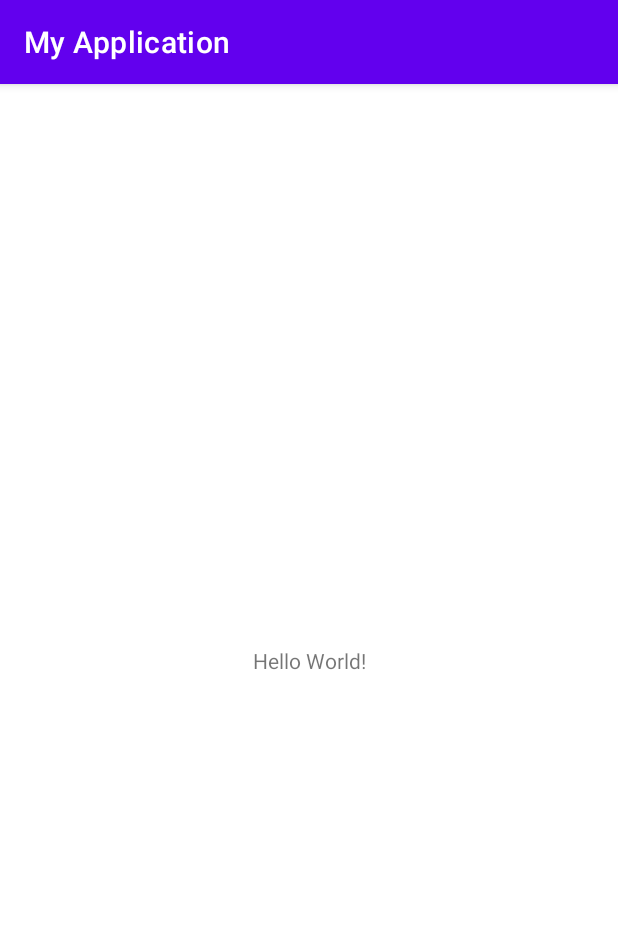
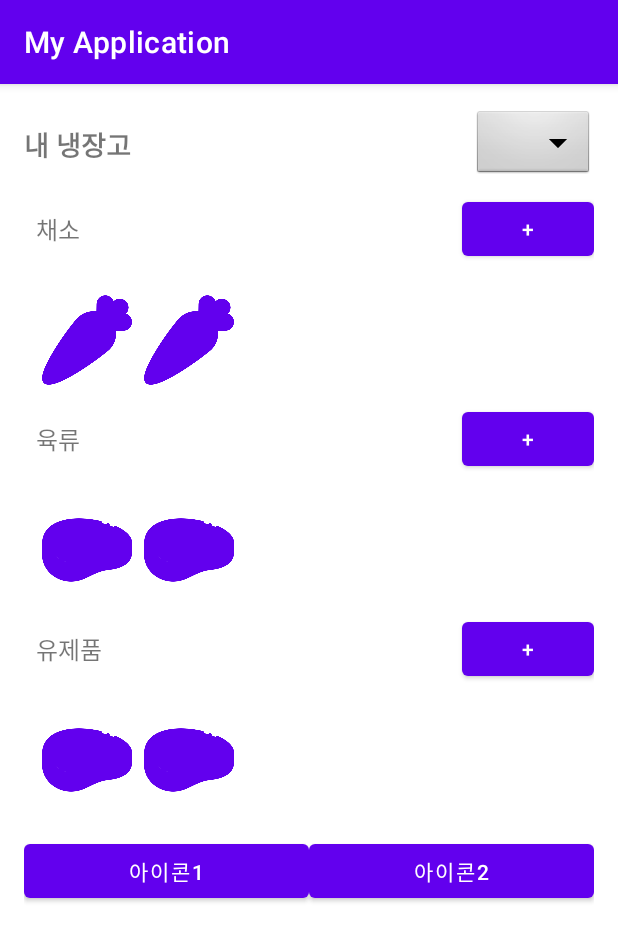
Before and after one commit to Dowon-Study/mobile, an Android app: the screen it shows after launch (MainActivity), on a phone screen of 412 x 824 dp. Shown: the top 941 px of the screen. Run offline under Robolectric (Android 15) with nearby library versions, the phone set to English and light mode, and no system bars.

Commit message:
기본틀 2

```diff
--- a/app/src/main/res/layout/activity_main.xml
+++ b/app/src/main/res/layout/activity_main.xml
@@ -1,18 +1,187 @@
-<?xml version="1.0" encoding="utf-8"?>
-<androidx.constraintlayout.widget.ConstraintLayout xmlns:android="http://schemas.android.com/apk/res/android"
-    xmlns:app="http://schemas.android.com/apk/res-auto"
-    xmlns:tools="http://schemas.android.com/tools"
+<LinearLayout
+    xmlns:android="http://schemas.android.com/apk/res/android"
     android:layout_width="match_parent"
     android:layout_height="match_parent"
-    tools:context=".MainActivity">
+    android:orientation="vertical"
+    android:padding="16dp">
 
-    <TextView
-        android:layout_width="wrap_content"
+    <!-- 상단 바 -->
+    <LinearLayout
+        android:layout_width="match_parent"
         android:layout_height="wrap_content"
-        android:text="Hello World!"
-        app:layout_constraintBottom_toBottomOf="parent"
-        app:layout_constraintEnd_toEndOf="parent"
-        app:layout_constraintStart_toStartOf="parent"
-        app:layout_constraintTop_toTopOf="parent" />
+        android:orientation="horizontal"
+        android:gravity="center_vertical"
+        android:paddingBottom="8dp">
 
-</androidx.constraintlayout.widget.ConstraintLayout>
+        <TextView
+            android:layout_width="0dp"
+            android:layout_height="wrap_content"
+            android:layout_weight="1"
+            android:text="내 냉장고"
+            android:textSize="18sp"
+            android:textStyle="bold"/>
+
+        <Spinner
+            android:id="@+id/spinnerMode"
+            android:layout_width="wrap_content"
+            android:layout_height="wrap_content"
+            android:background="@android:drawable/btn_dropdown"/>
+    </LinearLayout>
+
+    <!-- 채소 -->
+    <LinearLayout
+        android:layout_width="match_parent"
+        android:layout_height="wrap_content"
+        android:orientation="horizontal"
+        android:gravity="center_vertical"
+        android:paddingBottom="8dp">
+
+        <TextView
+            android:layout_width="0dp"
+            android:layout_height="wrap_content"
+            android:layout_weight="1"
+            android:text="채소"
+            android:textSize="16sp"
+            android:padding="8dp"/>
+
+        <Button
+            android:id="@+id/btnAddVeg"
+            android:layout_width="wrap_content"
+            android:layout_height="wrap_content"
+            android:text="+"
+            android:layout_gravity="end"/>
+    </LinearLayout>
+
+    <GridLayout
+        android:layout_width="match_parent"
+        android:layout_height="wrap_content"
+        android:columnCount="4"
+        android:padding="8dp">
+
+        <Button
+            android:id="@+id/btnVeg1"
+            android:layout_width="60dp"
+            android:layout_height="60dp"
+            android:background="@drawable/ic_carrot"
+            android:layout_margin="4dp"/>
+        <Button
+            android:id="@+id/btnVeg2"
+            android:layout_width="60dp"
+            android:layout_height="60dp"
+            android:background="@drawable/ic_carrot"
+            android:layout_margin="4dp"/>
+        <!-- 추가 버튼 -->
+    </GridLayout>
+
+    <!-- 육류 -->
+    <LinearLayout
+        android:layout_width="match_parent"
+        android:layout_height="wrap_content"
+        android:orientation="horizontal"
+        android:gravity="center_vertical"
+        android:paddingBottom="8dp">
+
+        <TextView
+            android:layout_width="0dp"
+            android:layout_height="wrap_content"
+            android:layout_weight="1"
+            android:text="육류"
+            android:textSize="16sp"
+            android:padding="8dp"/>
+
+        <Button
+            android:id="@+id/btnAddMeat"
+            android:layout_width="wrap_content"
+            android:layout_height="wrap_content"
+            android:text="+"
+            android:layout_gravity="end"/>
+    </LinearLayout>
+
+    <GridLayout
+        android:layout_width="match_parent"
+        android:layout_height="wrap_content"
+        android:columnCount="4"
+        android:padding="8dp">
+
+        <Button
+            android:id="@+id/btnMeat1"
+            android:layout_width="60dp"
+            android:layout_height="60dp"
+            android:background="@drawable/ic_meat"
+            android:layout_margin="4dp"/>
+        <Button
+            android:id="@+id/btnMeat2"
+            android:layout_width="60dp"
+            android:layout_height="60dp"
+            android:background="@drawable/ic_meat"
+            android:layout_margin="4dp"/>
+        <!-- 추가 버튼 -->
+    </GridLayout>
+
+    <!-- 유제품 -->
+    <LinearLayout
+        android:layout_width="match_parent"
+        android:layout_height="wrap_content"
+        android:orientation="horizontal"
+        android:gravity="center_vertical"
+        android:paddingBottom="8dp">
+
+        <TextView
+            android:layout_width="0dp"
+            android:layout_height="wrap_content"
+            android:layout_weight="1"
+            android:text="유제품"
+            android:textSize="16sp"
+            android:padding="8dp"/>
+
+        <Button
+            android:id="@+id/btnAddDairy"
+            android:layout_width="wrap_content"
+            android:layout_height="wrap_content"
+            android:text="+"
+            android:layout_gravity="end"/>
+    </LinearLayout>
+
+    <GridLayout
+        android:layout_width="match_parent"
+        android:layout_height="wrap_content"
+        android:columnCount="4"
+        android:padding="8dp">
+
+        <Button
+            android:id="@+id/btnDairy1"
+            android:layout_width="60dp"
+            android:layout_height="60dp"
+            android:background="@drawable/ic_meat"
+            android:layout_margin="4dp"/>
+        <Button
+            android:id="@+id/btnDairy2"
+            android:layout_width="60dp"
+            android:layout_height="60dp"
+            android:background="@drawable/ic_meat"
+            android:layout_margin="4dp"/>
+        <!-- 추가 버튼 -->
+    </GridLayout>
+
+    <!-- 하단 네비게이션 바 -->
+    <LinearLayout
+        android:layout_width="match_parent"
+        android:layout_height="wrap_content"
+        android:orientation="horizontal"
+        android:gravity="center"
+        android:paddingTop="8dp">
+
+        <Button
+            android:id="@+id/btnNav1"
+            android:layout_width="0dp"
+            android:layout_height="wrap_content"
+            android:layout_weight="1"
+            android:text="아이콘1"/>
+        <Button
+            android:id="@+id/btnNav2"
+            android:layout_width="0dp"
+            android:layout_height="wrap_content"
+            android:layout_weight="1"
+            android:text="아이콘2"/>
+    </LinearLayout>
+</LinearLayout>
```
